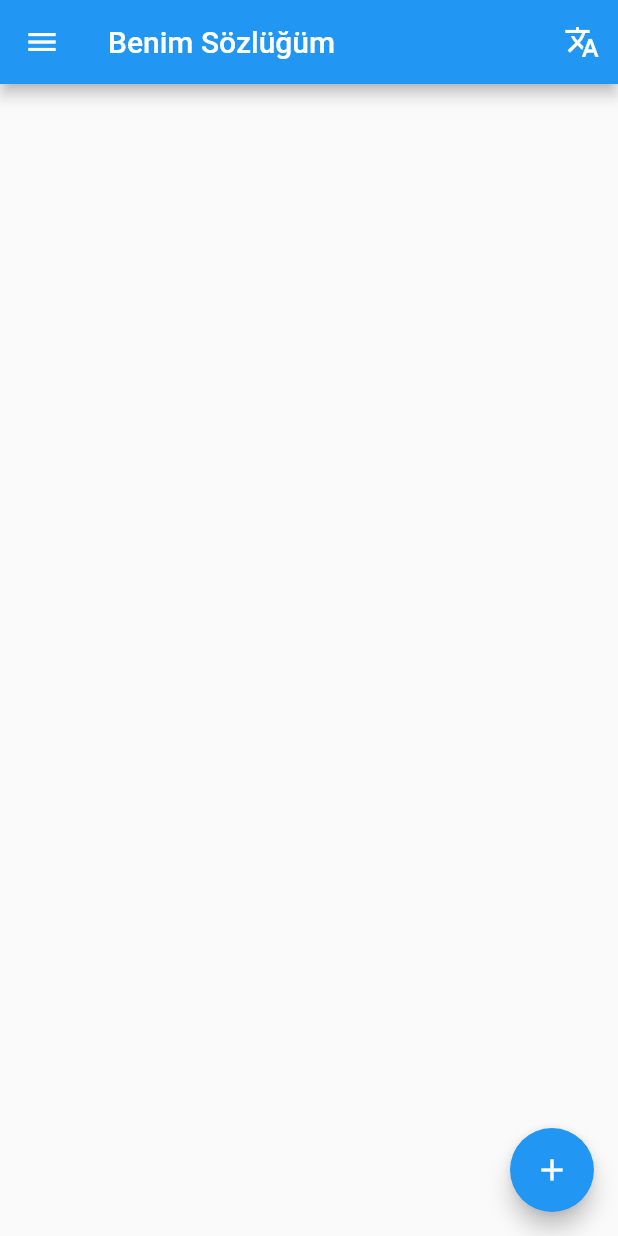
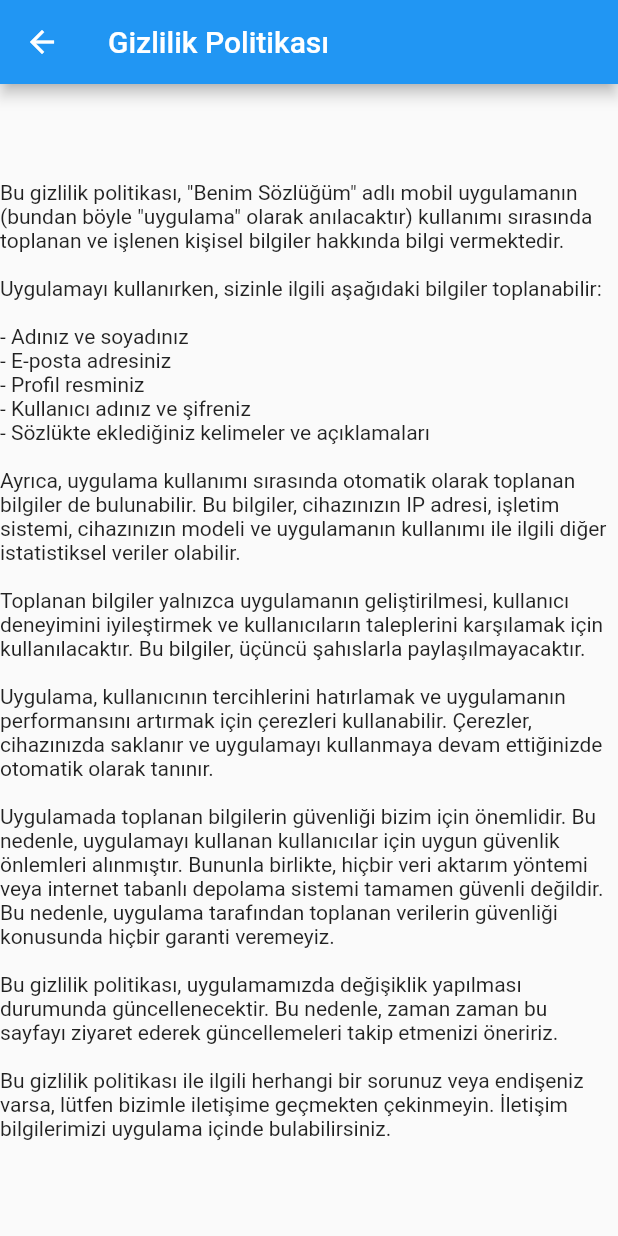
Before and after one commit to alierc4n/BenimSozlugum, a Flutter app: the screen it shows after launch, in the side drawer, after a tap on "Gizlilik Politikası", on a phone screen of 412 x 824 dp. Run offline on Flutter 3.47's test engine with Material 2 defaults, Android fonts, the light colour scheme and no system bars; our stand-ins replace image_picker.

Commit message:
Benim Sözlüğüm

```diff
--- /dev/null
+++ b/lib/gizlilik.dart
@@ -0,0 +1,30 @@
+import 'package:flutter/material.dart';
+
+class GizlilikPolitikasi extends StatelessWidget {
+  @override
+  Widget build(BuildContext context) {
+    return Scaffold(
+      appBar: AppBar(
+        title: Text('Gizlilik Politikası'),
+      ),
+      body: Center(
+        child: SingleChildScrollView(
+          child: Text('Bu gizlilik politikası, "Benim Sözlüğüm" adlı mobil uygulamanın (bundan böyle "uygulama" olarak anılacaktır) kullanımı sırasında toplanan ve işlenen kişisel bilgiler hakkında bilgi vermektedir.\n\n'
+              'Uygulamayı kullanırken, sizinle ilgili aşağıdaki bilgiler toplanabilir:\n\n'
+              '- Adınız ve soyadınız\n'
+              '- E-posta adresiniz\n'
+              '- Profil resminiz\n'
+              '- Kullanıcı adınız ve şifreniz\n'
+              '- Sözlükte eklediğiniz kelimeler ve açıklamaları\n\n'
+              'Ayrıca, uygulama kullanımı sırasında otomatik olarak toplanan bilgiler de bulunabilir. Bu bilgiler, cihazınızın IP adresi, işletim sistemi, cihazınızın modeli ve uygulamanın kullanımı ile ilgili diğer istatistiksel veriler olabilir.\n\n'
+              'Toplanan bilgiler yalnızca uygulamanın geliştirilmesi, kullanıcı deneyimini iyileştirmek ve kullanıcıların taleplerini karşılamak için kullanılacaktır. Bu bilgiler, üçüncü şahıslarla paylaşılmayacaktır.\n\n'
+              'Uygulama, kullanıcının tercihlerini hatırlamak ve uygulamanın performansını artırmak için çerezleri kullanabilir. Çerezler, cihazınızda saklanır ve uygulamayı kullanmaya devam ettiğinizde otomatik olarak tanınır.\n\n'
+              'Uygulamada toplanan bilgilerin güvenliği bizim için önemlidir. Bu nedenle, uygulamayı kullanan kullanıcılar için uygun güvenlik önlemleri alınmıştır. Bununla birlikte, hiçbir veri aktarım yöntemi veya internet tabanlı depolama sistemi tamamen güvenli değildir. Bu nedenle, uygulama tarafından toplanan verilerin güvenliği konusunda hiçbir garanti veremeyiz.\n\n'
+              'Bu gizlilik politikası, uygulamamızda değişiklik yapılması durumunda güncellenecektir. Bu nedenle, zaman zaman bu sayfayı ziyaret ederek güncellemeleri takip etmenizi öneririz.\n\n'
+              'Bu gizlilik politikası ile ilgili herhangi bir sorunuz veya endişeniz varsa, lütfen bizimle iletişime geçmekten çekinmeyin. İletişim bilgilerimizi uygulama içinde bulabilirsiniz.',
+          ),
+        ),
+      ),
+    );
+  }
+}
--- a/lib/main.dart
+++ b/lib/main.dart
@@ -1,6 +1,6 @@
 import 'package:flutter/material.dart';
 import 'package:sozlukyeni/fab.dart';
-
+import 'package:sozlukyeni/gizlilik.dart';
 
 void main() => runApp(const MyApp());
 
@@ -95,10 +95,7 @@ class MyHomePage extends StatelessWidget {
               leading: Icon(Icons.privacy_tip), // Icon eklendi
               title: const Text('Gizlilik Politikası'),
               onTap: () {
-                // Update the state of the app
-                // ...
-                // Then close the drawer
-                Navigator.pop(context);
+                Navigator.push(context, MaterialPageRoute(builder: (context) => GizlilikPolitikasi()));
               },
             ),
           ],
--- a/pubspec.yaml
+++ b/pubspec.yaml
@@ -31,7 +31,7 @@ dependencies:
   flutter:
     sdk: flutter
   image_picker: ^0.8.4+4
-
+  google_translator: any
 
   # The following adds the Cupertino Icons font to your application.
   # Use with the CupertinoIcons class for iOS style icons.
```
Also changed, not shown: pubspec.lock, 1 other file.
